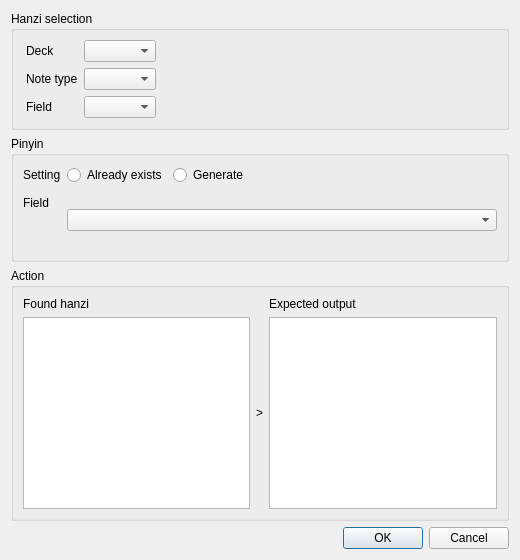
ericahn/anki-chinese, file Ruby.ui: the form before one commit.
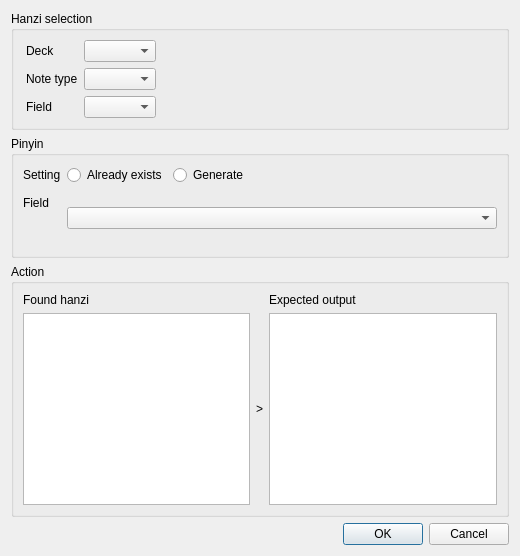
The form after the commit.

Commit message: Qt designer file for MainMenu

Patch:
```diff
--- a/Ruby.ui
+++ b/Ruby.ui
@@ -7,7 +7,7 @@
     <x>0</x>
     <y>0</y>
     <width>520</width>
-    <height>560</height>
+    <height>556</height>
    </rect>
   </property>
   <property name="windowTitle">
```
Left out of the diff: 4 changed lines with no effect on the pictures.
